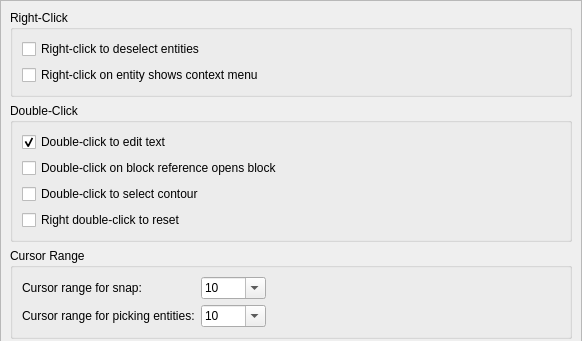
The window that scripts/Edit/AppPreferences/GraphicsViewPreferences/BehaviorPreferences/PreferencesPage.ui (qcad/qcad) describes before a commit, drawn with Qt 5; both pictures show x 0 to 582 and y 0 to 341 of the 582 by 615 pixel window.
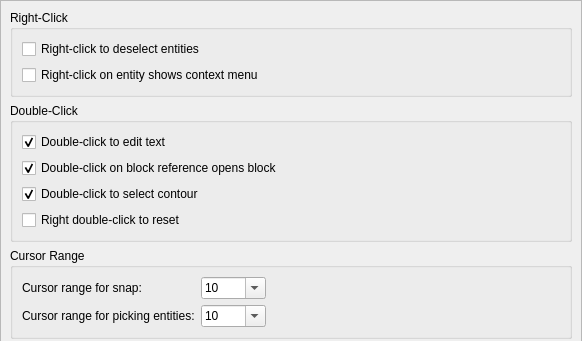
The same window after the commit.

Commit message:
change defaults for double-click preferences
edit blocks
select contour

```diff
--- a/scripts/Edit/AppPreferences/GraphicsViewPreferences/BehaviorPreferences/PreferencesPage.ui
+++ b/scripts/Edit/AppPreferences/GraphicsViewPreferences/BehaviorPreferences/PreferencesPage.ui
@@ -71,7 +71,7 @@
           <string>Double-click on block reference opens block</string>
          </property>
          <property name="checked">
-          <bool>false</bool>
+          <bool>true</bool>
          </property>
         </widget>
        </item>
@@ -81,7 +81,7 @@
           <string>Double-click to select contour</string>
          </property>
          <property name="checked">
-          <bool>false</bool>
+          <bool>true</bool>
          </property>
         </widget>
        </item>
```
The commit also changes 1 other file.
